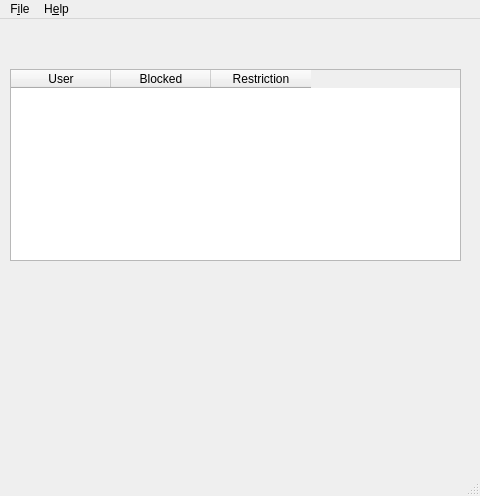
Old version of the form Lab01/ui/admin.ui in the repository MikeChuv/DataProtection.
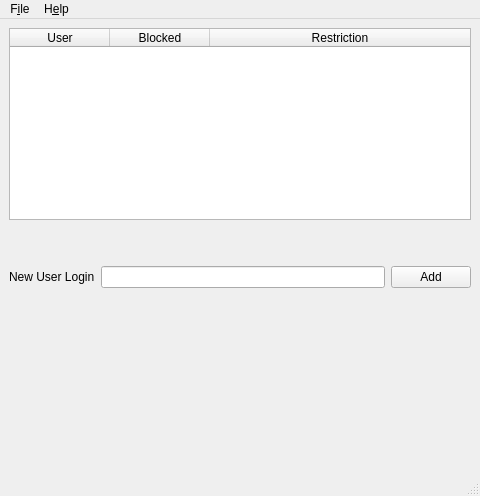
New version of the form.

Commit message: Lab01 add encoding and admin actions

```diff
--- a/Lab01/ui/admin.ui
+++ b/Lab01/ui/admin.ui
@@ -14,18 +14,29 @@
    <string>Admin</string>
   </property>
   <widget class="QWidget" name="centralwidget">
+   <layout class="QVBoxLayout" name="verticalLayout_2">
+    <item>
+     <layout class="QVBoxLayout" name="verticalLayout">
+      <item>
    <widget class="QTableWidget" name="usersTableWidget">
-    <property name="geometry">
-     <rect>
-      <x>10</x>
-      <y>50</y>
-      <width>451</width>
-      <height>192</height>
-     </rect>
+        <property name="selectionBehavior">
+         <enum>QAbstractItemView::SelectRows</enum>
     </property>
     <property name="columnCount">
      <number>3</number>
     </property>
+        <attribute name="horizontalHeaderCascadingSectionResizes">
+         <bool>true</bool>
+        </attribute>
+        <attribute name="horizontalHeaderHighlightSections">
+         <bool>true</bool>
+        </attribute>
+        <attribute name="horizontalHeaderMinimumSectionSize">
+         <number>70</number>
+        </attribute>
+        <attribute name="horizontalHeaderStretchLastSection">
+         <bool>true</bool>
+        </attribute>
     <column>
      <property name="text">
       <string>User</string>
@@ -42,6 +53,57 @@
      </property>
     </column>
    </widget>
+      </item>
+      <item>
+       <spacer name="verticalSpacer">
+        <property name="orientation">
+         <enum>Qt::Vertical</enum>
+        </property>
+        <property name="sizeHint" stdset="0">
+         <size>
+          <width>20</width>
+          <height>40</height>
+         </size>
+        </property>
+       </spacer>
+      </item>
+      <item>
+       <layout class="QHBoxLayout" name="horizontalLayout">
+        <item>
+         <widget class="QLabel" name="newUserLoginLabel">
+          <property name="text">
+           <string>New User Login</string>
+          </property>
+         </widget>
+        </item>
+        <item>
+         <widget class="QLineEdit" name="newUserLoginEdit"/>
+        </item>
+        <item>
+         <widget class="QPushButton" name="addNewUserButton">
+          <property name="text">
+           <string>Add</string>
+          </property>
+         </widget>
+        </item>
+       </layout>
+      </item>
+     </layout>
+    </item>
+    <item>
+     <spacer name="verticalSpacer_2">
+      <property name="orientation">
+       <enum>Qt::Vertical</enum>
+      </property>
+      <property name="sizeHint" stdset="0">
+       <size>
+        <width>20</width>
+        <height>40</height>
+       </size>
+      </property>
+     </spacer>
+    </item>
+   </layout>
   </widget>
   <widget class="QMenuBar" name="menubar">
    <property name="geometry">
```
Lines whose indentation alone changed are shown as unchanged. The commit also changes 13 other files.
